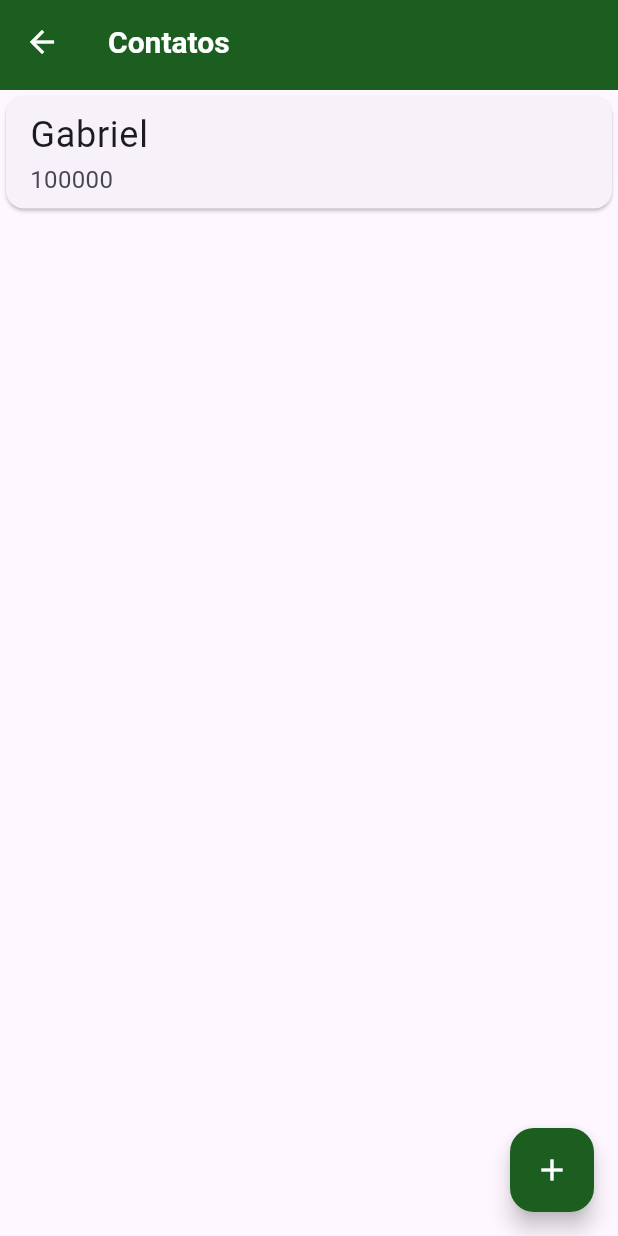
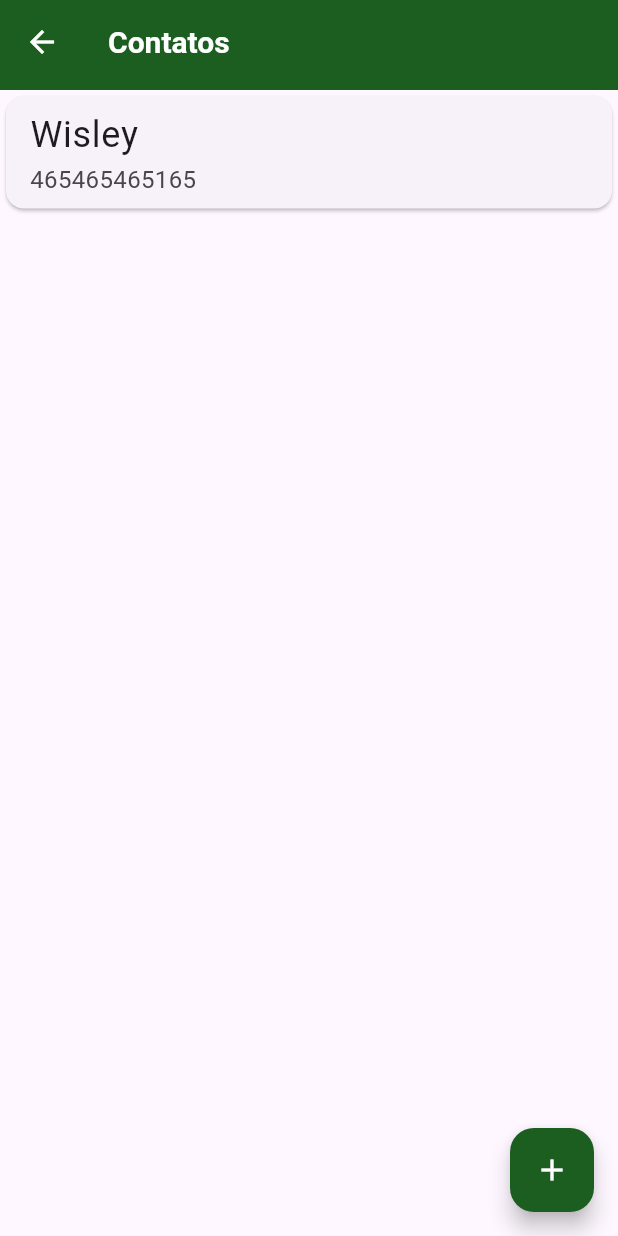
Before and after one commit to wisley-cesar/Byte-Bank, a Flutter app: the ContactsList screen opened by its route, on a phone screen of 412 x 824 dp. Run offline on Flutter 3.47's test engine with Material 3 defaults, Android fonts, the phone set to English and light mode, and no system bars.

Commit message:
REFACTOR: Refatorando a tela de Contatos

```diff
--- a/lib/screens/bytebankApp.dart
+++ b/lib/screens/bytebankApp.dart
@@ -1,4 +1,4 @@
-import 'package:bytebank/screens/contacts_list.dart';
+import 'package:bytebank/screens/contacts/contacts_list.dart';
 import 'package:bytebank/screens/home/dashborad.dart';
 import 'package:flutter/material.dart';
 
--- /dev/null
+++ b/lib/screens/contacts/contacts_list.dart
@@ -0,0 +1,21 @@
+import 'package:bytebank/screens/contacts/widget/my_button_contacts.dart';
+import 'package:bytebank/screens/contacts/widget/my_card_to_list.dart';
+import 'package:bytebank/widget/my_app_bar.dart';
+import 'package:flutter/material.dart';
+
+class ContactsList extends StatelessWidget {
+  const ContactsList({super.key});
+
+  @override
+  Widget build(BuildContext context) {
+    return Scaffold(
+      appBar: MyAppBar(title: 'Contatos'),
+      body: MyCardToList(
+        title: 'Wisley',
+        subTitle: '465465465165',
+        onTap: () {},
+      ),
+      floatingActionButton: MyButtonContacts(onPressed: () {}),
+    );
+  }
+}
--- /dev/null
+++ b/lib/screens/contacts/widget/my_button_contacts.dart
@@ -0,0 +1,15 @@
+import 'package:flutter/material.dart';
+
+class MyButtonContacts extends StatelessWidget {
+  final Function() onPressed;
+  const MyButtonContacts({super.key, required this.onPressed});
+
+  @override
+  Widget build(BuildContext context) {
+    return FloatingActionButton(
+      onPressed: onPressed,
+      backgroundColor: Theme.of(context).primaryColor,
+      child: Icon(Icons.add, color: Theme.of(context).colorScheme.onPrimary),
+    );
+  }
+}
--- /dev/null
+++ b/lib/screens/contacts/widget/my_card_to_list.dart
@@ -0,0 +1,28 @@
+import 'package:flutter/material.dart';
+
+class MyCardToList extends StatelessWidget {
+  final String title;
+  final String subTitle;
+  final Function() onTap;
+  const MyCardToList({
+    super.key,
+    required this.title,
+    required this.subTitle,
+    required this.onTap,
+  });
+
+  @override
+  Widget build(BuildContext context) {
+    return ListView(
+      children: [
+        Card(
+          child: ListTile(
+            title: Text(title, style: TextStyle(fontSize: 24)),
+            subtitle: Text(subTitle, style: TextStyle(fontSize: 16)),
+            onTap: onTap,
+          ),
+        ),
+      ],
+    );
+  }
+}
--- a/lib/screens/contacts_list.dart
+++ /dev/null
@@ -1,34 +0,0 @@
-import 'package:bytebank/screens/home/widget/my_app_bar.dart';
-import 'package:flutter/material.dart';
-
-class ContactsList extends StatelessWidget {
-  const ContactsList({super.key});
-
-  @override
-  Widget build(BuildContext context) {
-    return Scaffold(
-
-      appBar: MyAppBar(title: 'Contatos'),
-      body: ListView(
-        children: [
-          Card(
-            child: ListTile(
-              title: const Text('Gabriel', style: TextStyle(fontSize: 24)),
-              subtitle: const Text('100000', style: TextStyle(fontSize: 16)),
-              onTap: () {
-                // Implement navigation to contact details
-              },
-            ),
-          ),
-        ],
-      ),
-      floatingActionButton: FloatingActionButton(
-        onPressed: () {
-          // Implement navigation to add new contact
-        },
-        backgroundColor: Theme.of(context).primaryColor,
-        child: Icon(Icons.add, color: Theme.of(context).colorScheme.onPrimary),
-      ),
-    );
-  }
-}
--- a/lib/screens/home/dashborad.dart
+++ b/lib/screens/home/dashborad.dart
@@ -1,4 +1,4 @@
-import 'package:bytebank/screens/home/widget/my_app_bar.dart';
+import 'package:bytebank/widget/my_app_bar.dart';
 import 'package:bytebank/screens/home/widget/my_button.dart';
 import 'package:bytebank/screens/home/widget/my_image.dart';
 import 'package:flutter/material.dart';
```
Also changed, not shown: lib/widget/my_app_bar.dart (renamed from lib/screens/home/widget/my_app_bar.dart).
